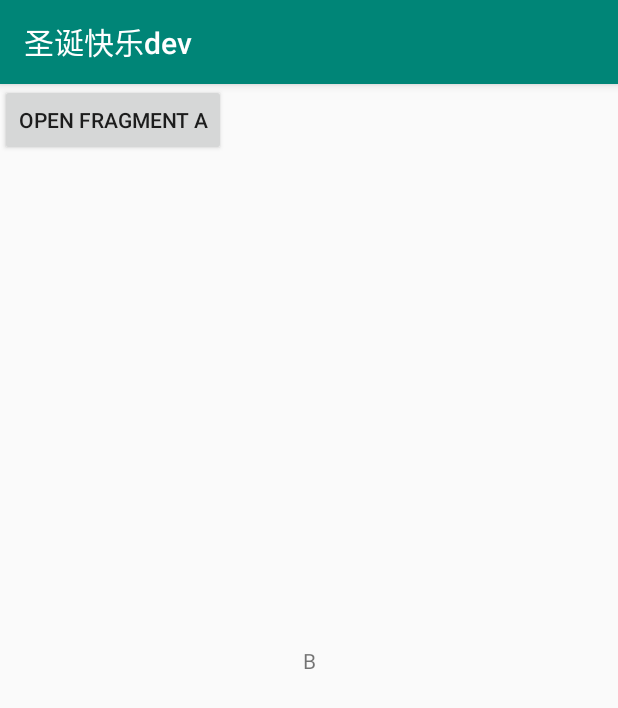
After one commit to 610968110/jetpack, an Android app: the BFragment screen opened through its navigation route, on a phone screen of 412 x 824 dp. The commit adds this screen. Shown: the top 708 px of the screen. Run offline under Robolectric (Android 15) with nearby library versions, the phone set to English and light mode, and no system bars.

Commit message:
fragment 路由

```diff
--- a/app/build.gradle
+++ b/app/build.gradle
@@ -1,8 +1,7 @@
 apply plugin: 'com.android.application'
-
 apply plugin: 'kotlin-android'
-
 apply plugin: 'kotlin-android-extensions'
+apply plugin: "androidx.navigation.safeargs.kotlin"
 
 android {
     compileSdkVersion 29
@@ -55,9 +54,8 @@ dependencies {
     implementation "android.arch.persistence.room:runtime:$room_version"
     annotationProcessor "android.arch.persistence.room:compiler:$room_version"
     implementation "android.arch.persistence.room:rxjava2:$room_version"
-    def nav_version = "1.0.0-alpha06"
-    implementation "android.arch.navigation:navigation-fragment:$nav_version"
-    implementation "android.arch.navigation:navigation-ui:$nav_version"
-    androidTestImplementation "android.arch.navigation:navigation-testing:$nav_version"
+    def nav_version = "2.1.0"
+    implementation "androidx.navigation:navigation-fragment-ktx:$nav_version"
+    implementation "androidx.navigation:navigation-ui-ktx:$nav_version"
     implementation 'org.koin:koin-androidx-viewmodel:2.0.1'
 }
--- a/app/src/main/AndroidManifest.xml
+++ b/app/src/main/AndroidManifest.xml
@@ -10,6 +10,7 @@
         android:roundIcon="@mipmap/icon"
         android:supportsRtl="true"
         android:theme="@style/AppTheme">
+        <activity android:name=".navigation.HostActivity"></activity>
         <activity android:name=".livedata.LiveDataActivity" />
         <activity android:name=".koin.TestActivity" />
         <activity android:name=".room.RoomActivity" />
--- a/app/src/main/java/com/example/jetpackdemo/MainActivity.kt
+++ b/app/src/main/java/com/example/jetpackdemo/MainActivity.kt
@@ -8,6 +8,7 @@ import androidx.appcompat.app.AppCompatActivity
 import com.example.jetpackdemo.build.Msg.Companion.MSG
 import com.example.jetpackdemo.koin.TestActivity
 import com.example.jetpackdemo.livedata.LiveDataActivity
+import com.example.jetpackdemo.navigation.HostActivity
 import com.example.jetpackdemo.paged.PagedActivity
 import com.example.jetpackdemo.room.RoomActivity
 
@@ -34,4 +35,8 @@ class MainActivity : AppCompatActivity() {
     fun liveData(view: View) {
         startActivity(Intent(this, LiveDataActivity::class.java))
     }
+
+    fun navigation(view: View) {
+        startActivity(Intent(this, HostActivity::class.java))
+    }
 }
--- /dev/null
+++ b/app/src/main/java/com/example/jetpackdemo/navigation/AFragment.kt
@@ -0,0 +1,31 @@
+package com.example.jetpackdemo.navigation
+
+import android.os.Bundle
+import android.view.LayoutInflater
+import android.view.View
+import android.view.ViewGroup
+import androidx.fragment.app.Fragment
+import androidx.navigation.findNavController
+import com.example.jetpackdemo.R
+import kotlinx.android.synthetic.main.a_fragment.*
+
+class AFragment : Fragment() {
+
+    override fun onCreateView(
+        inflater: LayoutInflater,
+        container: ViewGroup?,
+        savedInstanceState: Bundle?
+    ): View? {
+        return inflater.inflate(R.layout.a_fragment, container, false)
+    }
+
+    override fun onViewCreated(view: View, savedInstanceState: Bundle?) {
+        super.onViewCreated(view, savedInstanceState)
+        navigate_btn.setOnClickListener {
+            // 不建议 val navController = findNavController(this)
+            // navController.navigate(R.id.action_AFragment_to_BFragment)
+            val action = AFragmentDirections.actionAFragmentToBFragment()
+            it.findNavController().navigate(action)
+        }
+    }
+}
--- /dev/null
+++ b/app/src/main/java/com/example/jetpackdemo/navigation/BFragment.kt
@@ -0,0 +1,32 @@
+/*
+ * Copyright (c) 2019 Huami Inc. All Rights Reserved.
+ */
+package com.example.jetpackdemo.navigation
+
+import android.os.Bundle
+import android.view.LayoutInflater
+import android.view.View
+import android.view.ViewGroup
+import androidx.fragment.app.Fragment
+import androidx.navigation.fragment.NavHostFragment
+import com.example.jetpackdemo.R
+import kotlinx.android.synthetic.main.a_fragment.*
+
+class BFragment : Fragment() {
+
+    override fun onCreateView(
+        inflater: LayoutInflater,
+        container: ViewGroup?,
+        savedInstanceState: Bundle?
+    ): View? {
+        return inflater.inflate(R.layout.b_fragment, container, false)
+    }
+
+    override fun onViewCreated(view: View, savedInstanceState: Bundle?) {
+        super.onViewCreated(view, savedInstanceState)
+        val navController = NavHostFragment.findNavController(this)
+        navigate_btn.setOnClickListener {
+            navController.navigate(R.id.action_BFragment_to_AFragment)
+        }
+    }
+}
--- /dev/null
+++ b/app/src/main/java/com/example/jetpackdemo/navigation/HostActivity.kt
@@ -0,0 +1,13 @@
+package com.example.jetpackdemo.navigation
+
+import android.os.Bundle
+import androidx.appcompat.app.AppCompatActivity
+import com.example.jetpackdemo.R
+
+class HostActivity : AppCompatActivity() {
+
+    override fun onCreate(savedInstanceState: Bundle?) {
+        super.onCreate(savedInstanceState)
+        setContentView(R.layout.activity_host)
+    }
+}
--- /dev/null
+++ b/app/src/main/res/layout/a_fragment.xml
@@ -0,0 +1,24 @@
+<?xml version="1.0" encoding="utf-8"?>
+<androidx.constraintlayout.widget.ConstraintLayout xmlns:android="http://schemas.android.com/apk/res/android"
+    xmlns:app="http://schemas.android.com/apk/res-auto"
+    android:layout_width="match_parent"
+    android:layout_height="match_parent">
+
+    <TextView
+        android:layout_width="wrap_content"
+        android:layout_height="wrap_content"
+        android:text="A"
+        app:layout_constraintBottom_toBottomOf="parent"
+        app:layout_constraintEnd_toEndOf="parent"
+        app:layout_constraintStart_toStartOf="parent"
+        app:layout_constraintTop_toTopOf="parent" />
+
+    <Button
+        android:id="@+id/navigate_btn"
+        android:layout_width="wrap_content"
+        android:layout_height="wrap_content"
+        android:text="open Fragment B"
+        app:layout_constraintStart_toStartOf="parent"
+        app:layout_constraintTop_toTopOf="parent" />
+
+</androidx.constraintlayout.widget.ConstraintLayout>
--- /dev/null
+++ b/app/src/main/res/layout/activity_host.xml
@@ -0,0 +1,21 @@
+<?xml version="1.0" encoding="utf-8"?>
+<androidx.constraintlayout.widget.ConstraintLayout xmlns:android="http://schemas.android.com/apk/res/android"
+    xmlns:app="http://schemas.android.com/apk/res-auto"
+    xmlns:tools="http://schemas.android.com/tools"
+    android:layout_width="match_parent"
+    android:layout_height="match_parent">
+
+    <fragment
+        android:id="@+id/main_fragment"
+        android:name="androidx.navigation.fragment.NavHostFragment"
+        android:layout_width="match_parent"
+        android:layout_height="match_parent"
+        app:defaultNavHost="true"
+        app:layout_constraintBottom_toBottomOf="parent"
+        app:layout_constraintLeft_toLeftOf="parent"
+        app:layout_constraintRight_toRightOf="parent"
+        app:layout_constraintTop_toTopOf="parent"
+        app:navGraph="@navigation/main_navigation"
+        tools:layout="@layout/a_fragment" />
+
+</androidx.constraintlayout.widget.ConstraintLayout>
--- a/app/src/main/res/layout/activity_main.xml
+++ b/app/src/main/res/layout/activity_main.xml
@@ -30,4 +30,10 @@
         android:onClick="liveData"
         android:text="liveData" />
 
+    <Button
+        android:layout_width="match_parent"
+        android:layout_height="wrap_content"
+        android:onClick="navigation"
+        android:text="navigation" />
+
 </LinearLayout>
--- /dev/null
+++ b/app/src/main/res/layout/b_fragment.xml
@@ -0,0 +1,25 @@
+<?xml version="1.0" encoding="utf-8"?>
+<androidx.constraintlayout.widget.ConstraintLayout xmlns:android="http://schemas.android.com/apk/res/android"
+    xmlns:app="http://schemas.android.com/apk/res-auto"
+    android:layout_width="match_parent"
+    android:layout_height="match_parent">
+
+    <TextView
+        android:layout_width="wrap_content"
+        android:layout_height="wrap_content"
+        android:text="B"
+        app:layout_constraintBottom_toBottomOf="parent"
+        app:layout_constraintEnd_toEndOf="parent"
+        app:layout_constraintStart_toStartOf="parent"
+        app:layout_constraintTop_toTopOf="parent" />
+
+
+    <Button
+        android:id="@+id/navigate_btn"
+        android:layout_width="wrap_content"
+        android:layout_height="wrap_content"
+        android:text="open Fragment A"
+        app:layout_constraintStart_toStartOf="parent"
+        app:layout_constraintTop_toTopOf="parent" />
+
+</androidx.constraintlayout.widget.ConstraintLayout>
--- /dev/null
+++ b/app/src/main/res/navigation/main_navigation.xml
@@ -0,0 +1,35 @@
+<?xml version="1.0" encoding="utf-8"?>
+<navigation xmlns:android="http://schemas.android.com/apk/res/android"
+    xmlns:app="http://schemas.android.com/apk/res-auto"
+    android:id="@+id/main_navigation"
+    app:startDestination="@id/AFragment">
+    <fragment
+        android:id="@+id/AFragment"
+        android:name="com.example.jetpackdemo.navigation.AFragment"
+        android:label="AFragment">
+        <action
+            android:id="@+id/action_AFragment_to_BFragment"
+            app:destination="@id/BFragment"
+            app:enterAnim="@anim/nav_default_pop_enter_anim"
+            app:exitAnim="@anim/nav_default_exit_anim"
+            app:popEnterAnim="@anim/nav_default_pop_enter_anim"
+            app:popExitAnim="@anim/nav_default_pop_exit_anim" />
+    </fragment>
+    <fragment
+        android:id="@+id/BFragment"
+        android:name="com.example.jetpackdemo.navigation.BFragment"
+        android:label="BFragment">
+        <action
+            android:id="@+id/action_BFragment_to_AFragment"
+            app:destination="@id/AFragment"
+            app:enterAnim="@anim/nav_default_pop_enter_anim"
+            app:exitAnim="@anim/nav_default_exit_anim"
+            app:popEnterAnim="@anim/nav_default_pop_enter_anim"
+            app:popExitAnim="@anim/nav_default_pop_exit_anim"
+            app:popUpTo="@id/AFragment"
+            app:popUpToInclusive="true" />
+        <!-- popUpTo的意思是把stack中的destinations都pop掉
+        直到最後的Destination跟指定id一樣時 -->
+        <!-- popUpInclusive 的意思是pop到A，且把A destination也pop掉 -->
+    </fragment>
+</navigation>
--- a/build.gradle
+++ b/build.gradle
@@ -12,6 +12,8 @@ buildscript {
         classpath "org.jetbrains.kotlin:kotlin-gradle-plugin:$kotlin_version"
         // NOTE: Do not place your application dependencies here; they belong
         // in the individual module build.gradle files
+        def nav_version = "2.1.0"
+        classpath "androidx.navigation:navigation-safe-args-gradle-plugin:$nav_version"
     }
 }
 
```
